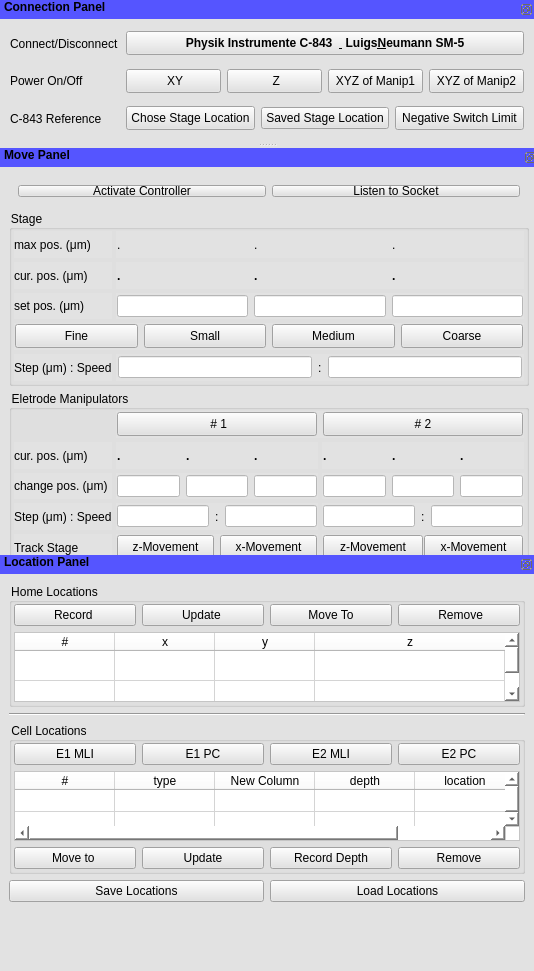
First picture: the form in manipulatorTemplate.ui, repository mgraupe/ManipulatorControl, before the edit.
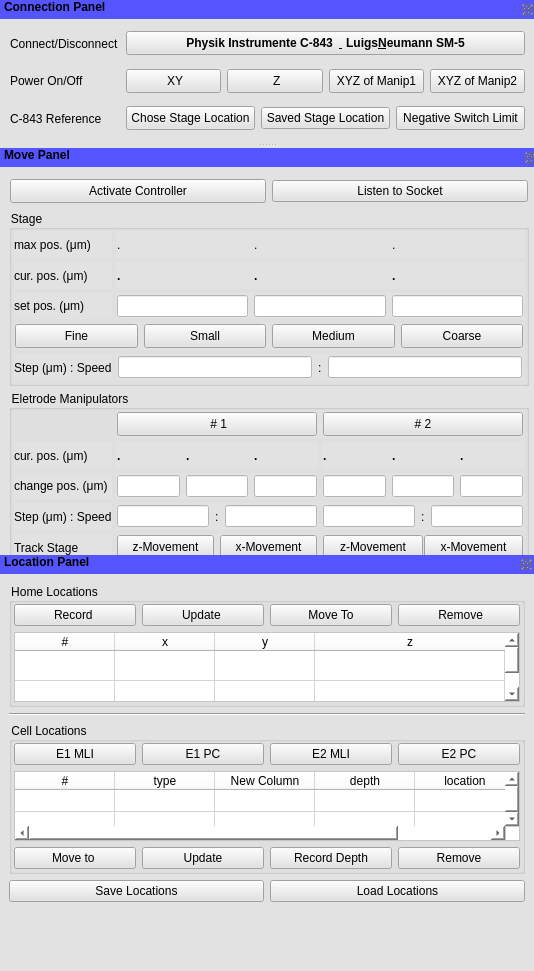
Second picture: the form after the edit.

Commit message: corrected high of activate controller button in gui

What changed in the file:
```diff
--- a/manipulatorTemplate.ui
+++ b/manipulatorTemplate.ui
@@ -41,7 +41,7 @@
   <widget class="QDockWidget" name="dockWidget">
    <property name="minimumSize">
     <size>
-     <width>456</width>
+     <width>535</width>
      <height>143</height>
     </size>
    </property>
@@ -1271,6 +1271,18 @@
         </size>
        </property>
        <layout class="QHBoxLayout" name="horizontalLayout_18">
+        <property name="leftMargin">
+         <number>1</number>
+        </property>
+        <property name="topMargin">
+         <number>1</number>
+        </property>
+        <property name="rightMargin">
+         <number>1</number>
+        </property>
+        <property name="bottomMargin">
+         <number>1</number>
+        </property>
         <item>
          <widget class="QPushButton" name="controllerActivateBtn">
           <property name="maximumSize">
```
The commit also changes 1 other file.
